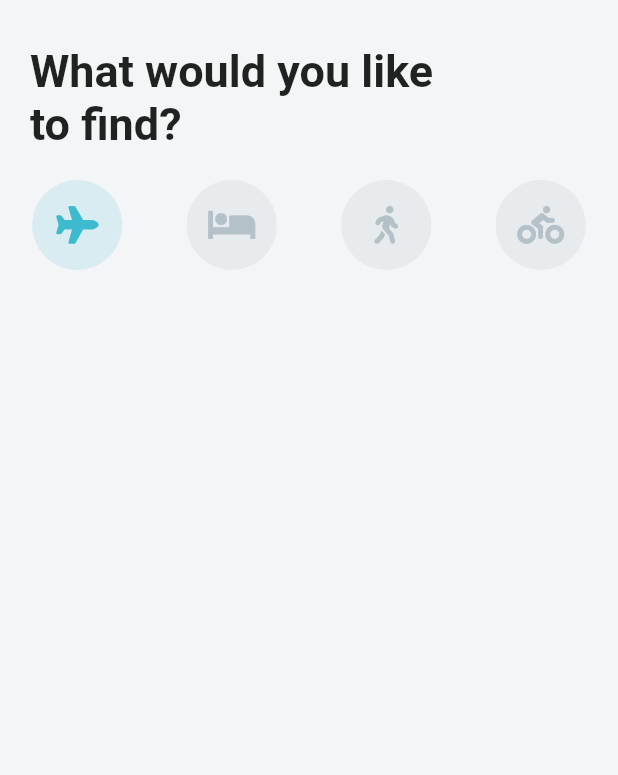
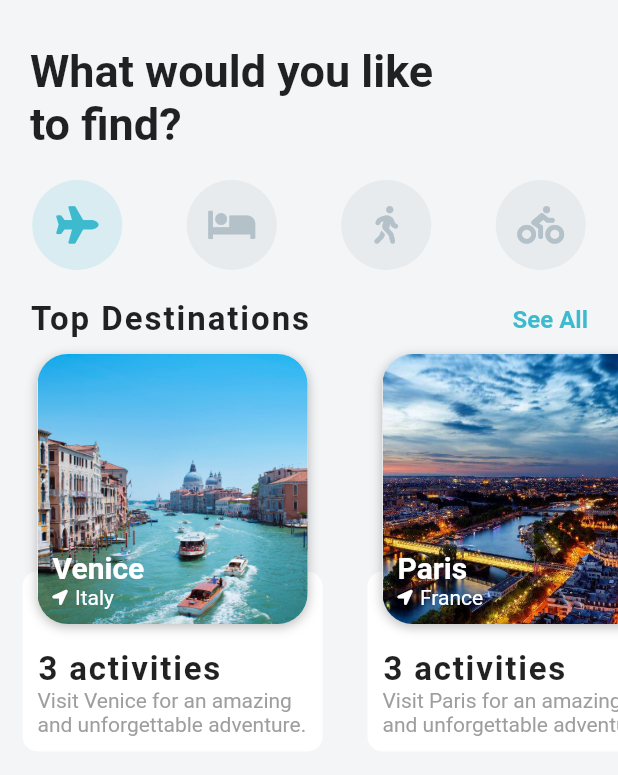
Before and after one commit to RahatIbnRafiq/FlutterProjects, a Flutter app: the screen it shows after launch, on a phone screen of 412 x 824 dp. Shown: the top 775 px of the screen. Run offline on Flutter 3.47's test engine with Material 2 defaults, Android fonts, the phone set to English and light mode, and no system bars; our stand-ins replace cloud_firestore, firebase_core, font_awesome_flutter, image_picker, shared_preferences, sqflite; accounts and stored records are empty.

Commit message:
adding the destination carousel

```diff
--- a/travel_app/lib/screens/home_screen.dart
+++ b/travel_app/lib/screens/home_screen.dart
@@ -1,5 +1,6 @@
 import 'package:flutter/material.dart';
 import 'package:font_awesome_flutter/font_awesome_flutter.dart';
+import 'package:travel_app/widgets/destination_carousel.dart';
 
 class HomeScreen extends StatefulWidget {
   @override
@@ -75,6 +76,10 @@ class _HomeScreenState extends State<HomeScreen> {
                 )
                 .toList(),
           ),
+          SizedBox(
+            height: 20.0,
+          ),
+          DestinationCarousel(),
         ],
       )),
     );
--- /dev/null
+++ b/travel_app/lib/widgets/destination_carousel.dart
@@ -0,0 +1,160 @@
+import 'package:flutter/material.dart';
+import 'package:font_awesome_flutter/font_awesome_flutter.dart';
+import 'package:travel_app/models/destination_model.dart';
+
+class DestinationCarousel extends StatelessWidget {
+  @override
+  Widget build(BuildContext context) {
+    return Column(
+      children: [
+        Padding(
+          padding: EdgeInsets.symmetric(
+            horizontal: 20.0,
+          ),
+          child: Row(
+            mainAxisAlignment: MainAxisAlignment.spaceBetween,
+            children: [
+              Text(
+                'Top Destinations',
+                style: TextStyle(
+                  fontWeight: FontWeight.bold,
+                  fontSize: 22.0,
+                  letterSpacing: 1.3,
+                ),
+              ),
+              GestureDetector(
+                onTap: () {},
+                child: Text(
+                  'See All',
+                  style: TextStyle(
+                    fontSize: 16.0,
+                    color: Theme.of(context).primaryColor,
+                    fontWeight: FontWeight.w600,
+                  ),
+                ),
+              ),
+            ],
+          ),
+        ),
+        Container(
+          height: 300.0,
+          child: ListView.builder(
+            scrollDirection: Axis.horizontal,
+            itemCount: destinations.length,
+            itemBuilder: (context, index) {
+              Destination destination = destinations[index];
+              return Container(
+                margin: EdgeInsets.all(10.0),
+                width: 210.0,
+                child: Stack(
+                  alignment: Alignment.topCenter,
+                  children: [
+                    Positioned(
+                      bottom: 15.0,
+                      child: Container(
+                        height: 120.0,
+                        width: 200.0,
+                        decoration: BoxDecoration(
+                          color: Colors.white,
+                          borderRadius: BorderRadius.circular(10.0),
+                        ),
+                        child: Padding(
+                          padding: const EdgeInsets.all(10.0),
+                          child: Column(
+                            mainAxisAlignment: MainAxisAlignment.end,
+                            crossAxisAlignment: CrossAxisAlignment.start,
+                            children: [
+                              Text(
+                                "${destination.activities.length} activities",
+                                style: TextStyle(
+                                  fontSize: 22.0,
+                                  fontWeight: FontWeight.w600,
+                                  letterSpacing: 1.2,
+                                ),
+                              ),
+                              Text(
+                                destination.description,
+                                style: TextStyle(
+                                  color: Colors.grey,
+                                ),
+                              ),
+                            ],
+                          ),
+                        ),
+                      ),
+                    ),
+                    Container(
+                      decoration: BoxDecoration(
+                        color: Colors.white,
+                        borderRadius: BorderRadius.circular(20.0),
+                        boxShadow: [
+                          BoxShadow(
+                            color: Colors.black26,
+                            offset: Offset(0.0, 2.0),
+                            blurRadius: 6.0,
+                          ),
+                        ],
+                      ),
+                      child: Stack(
+                        alignment: Alignment.center,
+                        children: [
+                          Hero(
+                            tag: destination.imageUrl,
+                            child: ClipRRect(
+                              borderRadius: BorderRadius.circular(20.0),
+                              child: Image(
+                                height: 180.0,
+                                width: 180.0,
+                                image: AssetImage(destination.imageUrl),
+                                fit: BoxFit.cover,
+                              ),
+                            ),
+                          ),
+                          Positioned(
+                            bottom: 10.0,
+                            left: 10.0,
+                            child: Column(
+                              crossAxisAlignment: CrossAxisAlignment.start,
+                              children: [
+                                Text(
+                                  destination.city,
+                                  style: TextStyle(
+                                    fontSize: 20.0,
+                                    fontWeight: FontWeight.w600,
+                                    color: Colors.white,
+                                  ),
+                                ),
+                                Row(
+                                  children: [
+                                    Icon(
+                                      FontAwesomeIcons.locationArrow,
+                                      color: Colors.white,
+                                      size: 10.0,
+                                    ),
+                                    SizedBox(
+                                      width: 5.0,
+                                    ),
+                                    Text(
+                                      destination.country,
+                                      style: TextStyle(
+                                        color: Colors.white,
+                                      ),
+                                    ),
+                                  ],
+                                ),
+                              ],
+                            ),
+                          )
+                        ],
+                      ),
+                    ),
+                  ],
+                ),
+              );
+            },
+          ),
+        ),
+      ],
+    );
+  }
+}
--- a/travel_app/pubspec.yaml
+++ b/travel_app/pubspec.yaml
@@ -46,8 +46,8 @@ flutter:
   uses-material-design: true
 
   # To add assets to your application, add an assets section, like this:
-assets:
-  - assets/images/
+  assets:
+    - assets/images/
 
   #   - images/a_dot_burr.jpeg
   #   - images/a_dot_ham.jpeg
```
